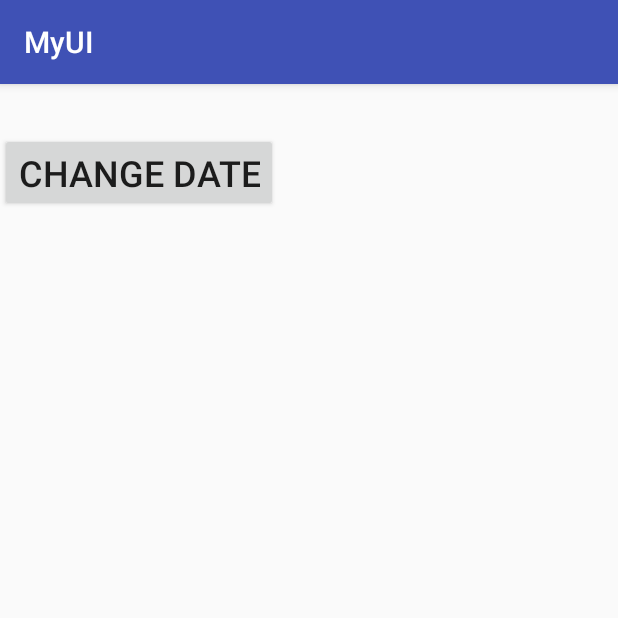
After one commit to YershovAleksandr/Android_015_UI, an Android app: the DatePickerFragmentActivity screen opened directly, with no data from a screen before it, on a phone screen of 412 x 824 dp, the top half of it. The commit adds this screen. Run offline under Robolectric (Android 15) with nearby library versions, the phone set to English and light mode, and no system bars.

Commit message:
UI Date Picker Fragment done

```diff
--- a/MyUI/app/src/main/AndroidManifest.xml
+++ b/MyUI/app/src/main/AndroidManifest.xml
@@ -48,6 +48,7 @@
         <activity android:name=".WebViewActivity" />
         <activity android:name=".GalleryWithViewPagerActivity" />
         <activity android:name=".DatePickerActivity" />
+        <activity android:name=".DatePickerFragmentActivity" />
     </application>
 
 </manifest>
--- /dev/null
+++ b/MyUI/app/src/main/java/com/nam/myui/DatePickerFragmentActivity.java
@@ -0,0 +1,88 @@
+package com.nam.myui;
+
+import java.util.Calendar;
+
+import android.app.DatePickerDialog;
+import android.app.DatePickerDialog.OnDateSetListener;
+import android.app.Dialog;
+import android.app.DialogFragment;
+import android.os.Bundle;
+import android.support.v7.app.AppCompatActivity;
+import android.view.View;
+import android.widget.Button;
+import android.widget.DatePicker;
+import android.widget.TextView;
+
+public class DatePickerFragmentActivity extends AppCompatActivity implements OnDateSetListener {
+
+	private TextView mDateDisplay;
+	private Button mPickDate;
+	private int mYear;
+	private int mMonth;
+	private int mDay;
+
+	@Override
+	public void onCreate(Bundle savedInstanceState) {
+		super.onCreate(savedInstanceState);
+		setContentView(R.layout.uidatepickerfragment);
+
+		// Capture UI elements
+		mDateDisplay = (TextView) findViewById(R.id.dateDisplay);
+		mPickDate = (Button) findViewById(R.id.pickDate);
+
+		// Set an OnClickListener for the Change the Date Button
+		mPickDate.setOnClickListener(new View.OnClickListener() {
+			public void onClick(View v) {
+
+				// Create a new DatePickerFragment
+				DialogFragment newFragment = new DatePickerFragment();
+
+				// Display DatePickerFragment
+				newFragment.show(getFragmentManager(), "DatePicker");
+			}
+		});
+	}
+
+	public void onDateSet(DatePicker view, int year, int monthOfYear,
+			int dayOfMonth) {
+		mYear = year;
+		mMonth = monthOfYear;
+		mDay = dayOfMonth;
+		updateDisplay();
+	}
+
+	// Update the date String in the TextView
+	private void updateDisplay() {
+		mDateDisplay.setText(new StringBuilder()
+				// Month is 0 based so add 1
+				.append(mMonth + 1).append("-").append(mDay).append("-")
+				.append(mYear).append(" "));
+	}
+
+	public static class DatePickerFragment extends DialogFragment implements OnDateSetListener {
+
+		@Override
+		public Dialog onCreateDialog(Bundle savedInstanceState) {
+
+			// Set the current date in the DatePickerFragment
+			final Calendar c = Calendar.getInstance();
+			int year = c.get(Calendar.YEAR);
+			int month = c.get(Calendar.MONTH);
+			int day = c.get(Calendar.DAY_OF_MONTH);
+
+			// Create a new instance of DatePickerDialog and return it
+			return new DatePickerDialog(getActivity(), this, year, month, day);
+
+		}
+
+		// Callback to DatePickerActivity.onDateSet() to update the UI
+		@Override
+		public void onDateSet(DatePicker view, int year, int monthOfYear,
+				int dayOfMonth) {
+
+			((OnDateSetListener) getActivity()).onDateSet(view, year,
+					monthOfYear, dayOfMonth);
+
+		}
+	}
+}
--- a/MyUI/app/src/main/res/layout/activity_main.xml
+++ b/MyUI/app/src/main/res/layout/activity_main.xml
@@ -164,7 +164,7 @@
                 android:id="@+id/button20"
                 android:layout_width="match_parent"
                 android:layout_height="wrap_content"
-                android:text="111111111111111"
+                android:text="Date Picker Fragment"
                 android:textAllCaps="false" />
 
             <Button
--- /dev/null
+++ b/MyUI/app/src/main/res/layout/uidatepickerfragment.xml
@@ -0,0 +1,21 @@
+<?xml version="1.0" encoding="utf-8"?>
+<LinearLayout xmlns:android="http://schemas.android.com/apk/res/android"
+    android:layout_width="wrap_content"
+    android:layout_height="wrap_content"
+    android:orientation="vertical" >
+
+    <TextView
+        android:id="@+id/dateDisplay"
+        android:layout_width="wrap_content"
+        android:layout_height="wrap_content"
+        android:text=""
+        android:textSize="24sp" />
+
+    <Button
+        android:id="@+id/pickDate"
+        android:layout_width="wrap_content"
+        android:layout_height="wrap_content"
+        android:text="@string/change_the_date_string"
+        android:textSize="24sp" />
+
+</LinearLayout>
```
Also changed, not shown: MyUI/app/src/main/java/com/nam/myui/MainActivity.java (+11 -0 lines).
